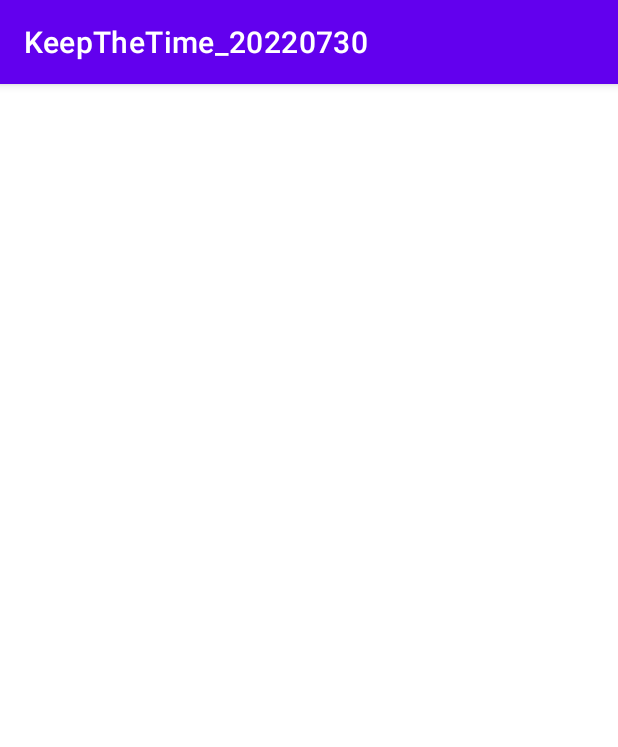
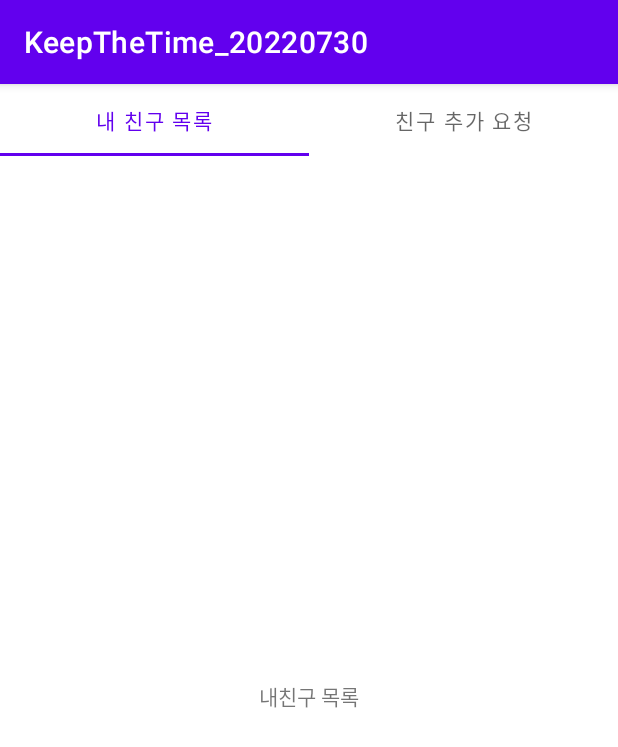
Before and after one commit to KoPoine/KeepTheTime_20220730, an Android app: the FriendListActivity screen opened directly, with no data from a screen before it, on a phone screen of 412 x 824 dp. Shown: the top 747 px of the screen. Run offline under Robolectric (Android 15) with nearby library versions, the phone set to English and light mode, and no system bars; our stand-ins replace data binding.

Commit message:
친구 목록 관리 페이지 작성 완료

```diff
--- a/app/src/main/java/com/neppplus/keepthetime_20220730/FriendListActivity.kt
+++ b/app/src/main/java/com/neppplus/keepthetime_20220730/FriendListActivity.kt
@@ -3,11 +3,14 @@ package com.neppplus.keepthetime_20220730
 import androidx.appcompat.app.AppCompatActivity
 import android.os.Bundle
 import androidx.databinding.DataBindingUtil
+import com.neppplus.keepthetime_20220730.adapters.FriendViewPagerAdapter
 import com.neppplus.keepthetime_20220730.databinding.ActivityFriendListBinding
 
 class FriendListActivity : BaseActivity() {
 
     lateinit var mBinding : ActivityFriendListBinding
+
+    lateinit var mPagerAdapter : FriendViewPagerAdapter
 
     override fun onCreate(savedInstanceState: Bundle?) {
         super.onCreate(savedInstanceState)
@@ -21,6 +24,9 @@ class FriendListActivity : BaseActivity() {
     }
 
     override fun setValues() {
+        mPagerAdapter = FriendViewPagerAdapter(supportFragmentManager)
+        mBinding.viewPager.adapter = mPagerAdapter
 
+        mBinding.tabLayout.setupWithViewPager(mBinding.viewPager)
     }
 }
--- /dev/null
+++ b/app/src/main/java/com/neppplus/keepthetime_20220730/adapters/FriendViewPagerAdapter.kt
@@ -0,0 +1,27 @@
+package com.neppplus.keepthetime_20220730.adapters
+
+import androidx.fragment.app.Fragment
+import androidx.fragment.app.FragmentManager
+import androidx.fragment.app.FragmentPagerAdapter
+import com.neppplus.keepthetime_20220730.fragments.InviteFriendsFragment
+import com.neppplus.keepthetime_20220730.fragments.MyFriendsFragment
+
+class FriendViewPagerAdapter(fm : FragmentManager) : FragmentPagerAdapter(fm) {
+    override fun getCount(): Int {
+        return 2
+    }
+
+    override fun getItem(position: Int): Fragment {
+        return when (position) {
+            0 -> MyFriendsFragment()
+            else -> InviteFriendsFragment()
+        }
+    }
+
+    override fun getPageTitle(position: Int): CharSequence? {
+        return when (position) {
+            0 -> "내 친구 목록"
+            else -> "친구 추가 요청"
+        }
+    }
+}
--- /dev/null
+++ b/app/src/main/java/com/neppplus/keepthetime_20220730/fragments/InviteFriendsFragment.kt
@@ -0,0 +1,31 @@
+package com.neppplus.keepthetime_20220730.fragments
+
+import android.os.Bundle
+import android.view.LayoutInflater
+import android.view.View
+import android.view.ViewGroup
+import androidx.databinding.DataBindingUtil
+import com.neppplus.keepthetime_20220730.R
+import com.neppplus.keepthetime_20220730.databinding.FragmentInviteFriendsBinding
+
+class InviteFriendsFragment : BaseFragment() {
+
+    lateinit var mBinding : FragmentInviteFriendsBinding
+
+    override fun onCreateView(
+        inflater: LayoutInflater,
+        container: ViewGroup?,
+        savedInstanceState: Bundle?
+    ): View? {
+        mBinding = DataBindingUtil.inflate(inflater, R.layout.fragment_invite_friends, container, false)
+        return mBinding.root
+    }
+
+    override fun setupEvents() {
+
+    }
+
+    override fun setValues() {
+
+    }
+}
--- /dev/null
+++ b/app/src/main/java/com/neppplus/keepthetime_20220730/fragments/MyFriendsFragment.kt
@@ -0,0 +1,31 @@
+package com.neppplus.keepthetime_20220730.fragments
+
+import android.os.Bundle
+import android.view.LayoutInflater
+import android.view.View
+import android.view.ViewGroup
+import androidx.databinding.DataBindingUtil
+import com.neppplus.keepthetime_20220730.R
+import com.neppplus.keepthetime_20220730.databinding.FragmentMyFriendsBinding
+
+class MyFriendsFragment : BaseFragment() {
+
+    lateinit var mBinding : FragmentMyFriendsBinding
+
+    override fun onCreateView(
+        inflater: LayoutInflater,
+        container: ViewGroup?,
+        savedInstanceState: Bundle?
+    ): View? {
+        mBinding = DataBindingUtil.inflate(inflater, R.layout.fragment_my_friends, container, false)
+        return mBinding.root
+    }
+
+    override fun setupEvents() {
+
+    }
+
+    override fun setValues() {
+
+    }
+}
--- /dev/null
+++ b/app/src/main/res/layout/fragment_invite_friends.xml
@@ -0,0 +1,15 @@
+<?xml version="1.0" encoding="utf-8"?>
+<layout>
+    <LinearLayout xmlns:android="http://schemas.android.com/apk/res/android"
+        android:layout_width="match_parent"
+        android:layout_height="match_parent"
+        android:gravity="center"
+        android:orientation="vertical">
+
+        <TextView
+            android:layout_width="wrap_content"
+            android:layout_height="wrap_content"
+            android:text="친구 초대 목록"/>
+
+    </LinearLayout>
+</layout>
--- /dev/null
+++ b/app/src/main/res/layout/fragment_my_friends.xml
@@ -0,0 +1,15 @@
+<?xml version="1.0" encoding="utf-8"?>
+<layout>
+    <LinearLayout xmlns:android="http://schemas.android.com/apk/res/android"
+        android:layout_width="match_parent"
+        android:layout_height="match_parent"
+        android:gravity="center"
+        android:orientation="vertical">
+
+        <TextView
+            android:layout_width="wrap_content"
+            android:layout_height="wrap_content"
+            android:text="내친구 목록"/>
+
+    </LinearLayout>
+</layout>
```
